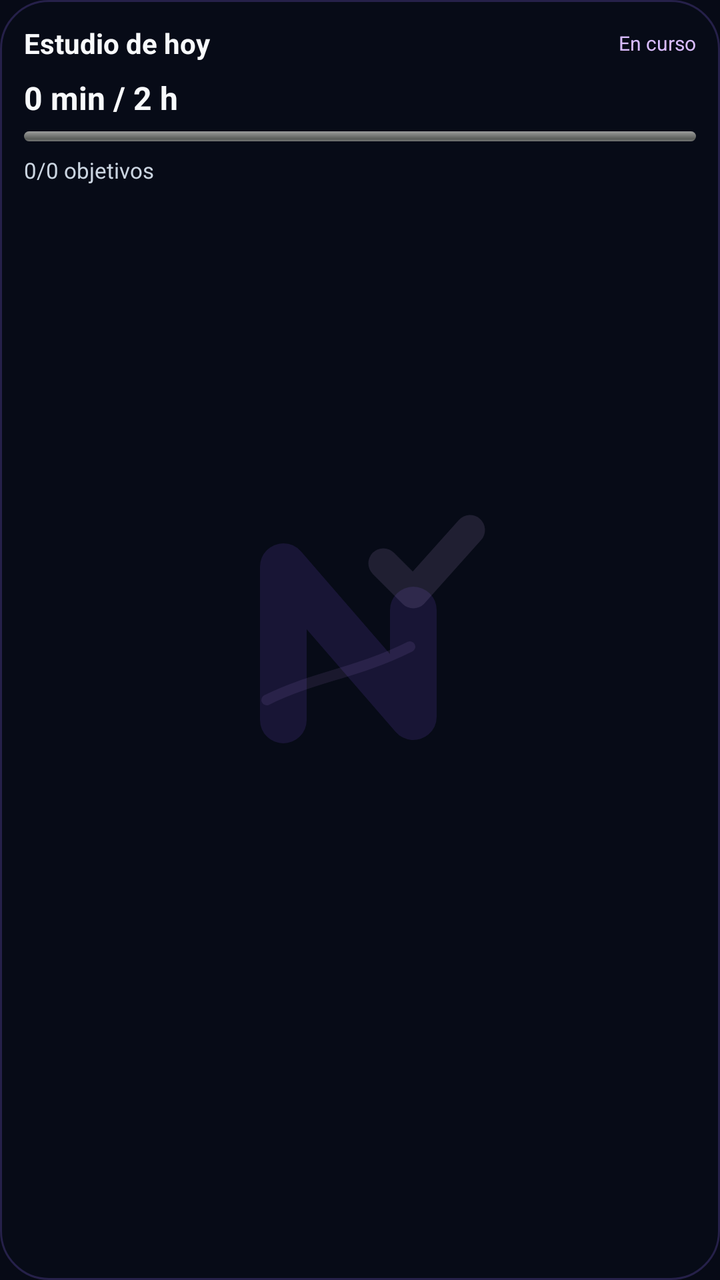
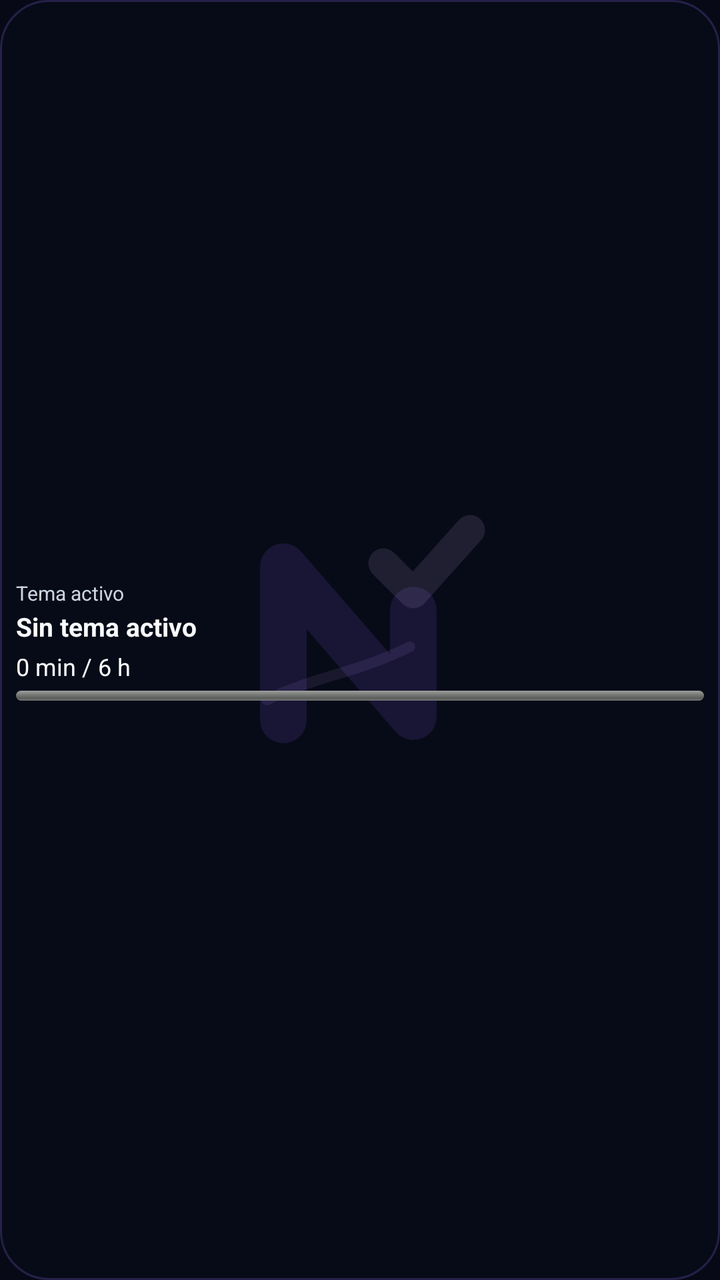

An Android layout rendered at two revisions. The XML below is the earlier revision; the diff shows what the commit changed to produce the second picture.
<!-- AndroidManifest.xml: application theme Theme.Testario -->
<!-- res/layout/widget_planario_today_compact.xml -->
<?xml version="1.0" encoding="utf-8"?>
<LinearLayout xmlns:android="http://schemas.android.com/apk/res/android"
    android:id="@+id/widgetCompactRoot"
    android:layout_width="match_parent"
    android:layout_height="match_parent"
    android:orientation="vertical"
    android:background="@drawable/widget_today_background_dark"
    android:padding="12dp">
    <LinearLayout
        android:layout_width="match_parent"
        android:layout_height="wrap_content"
        android:orientation="horizontal"
        android:gravity="center_vertical">
        <TextView
            android:id="@+id/widgetCompactTitle"
            android:layout_width="0dp"
            android:layout_height="wrap_content"
            android:layout_weight="1"
            android:text="Estudio de hoy"
            android:ellipsize="end"
            android:maxLines="1"
            android:textSize="14sp"
            android:textStyle="bold"
            android:textColor="#F8FAFC" />
        <TextView
            android:id="@+id/widgetCompactStatus"
            android:layout_width="wrap_content"
            android:layout_height="wrap_content"
            android:text="En curso"
            android:textSize="10sp"
            android:textColor="#D9BCFF"/>
    </LinearLayout>
    <TextView
        android:id="@+id/widgetCompactProgress"
        android:layout_width="match_parent"
        android:layout_height="wrap_content"
        android:layout_marginTop="7dp"
        android:ellipsize="end"
        android:maxLines="1"
        android:text="0 min / 2 h"
        android:textSize="16sp"
        android:textStyle="bold"
        android:textColor="#F8FAFC" />
    <ProgressBar
        android:id="@+id/widgetCompactBar"
        style="@android:style/Widget.ProgressBar.Horizontal"
        android:layout_width="match_parent"
        android:layout_height="5dp"
        android:layout_marginTop="6dp"
        android:max="100"/>
    <TextView
        android:id="@+id/widgetCompactObjectives"
        android:layout_width="match_parent"
        android:layout_height="wrap_content"
        android:layout_marginTop="7dp"
        android:ellipsize="end"
        android:maxLines="1"
        android:text="0/0 objetivos"
        android:textColor="#CBD5E1"
        android:textSize="11sp" />
</LinearLayout>
<!-- resources referenced by this layout -->
<resources>
  <!-- drawable widget_today_background_dark (drawable) -->
  <?xml version="1.0" encoding="utf-8"?>
  <layer-list xmlns:android="http://schemas.android.com/apk/res/android">
      <item>
          <shape>
              <solid android:color="#E6070C18" />
              <stroke android:width="1dp" android:color="#5A5E4AA8" />
              <corners android:radius="24dp" />
          </shape>
      </item>
      <item
          android:drawable="@drawable/nexum_watermark"
          android:gravity="center"
          android:width="180dp"
          android:height="180dp" />
  </layer-list>
  <style name="Theme.Testario" parent="android:style/Theme.Material.Light.NoActionBar">
          <item name="android:windowBackground">#070A16</item>
          <item name="android:statusBarColor">#070A16</item>
          <item name="android:navigationBarColor">#070A16</item>
          <item name="android:windowLightStatusBar">false</item>
      </style>
  <!-- drawable nexum_watermark (drawable) -->
  <?xml version="1.0" encoding="utf-8"?>
  <vector xmlns:android="http://schemas.android.com/apk/res/android"
      android:width="180dp"
      android:height="180dp"
      android:viewportWidth="108"
      android:viewportHeight="108">
      <path
          android:pathData="M31,78 L31,32 L70,77 L70,45"
          android:fillColor="@android:color/transparent"
          android:strokeColor="#8B5CFF"
          android:strokeAlpha="0.13"
          android:strokeWidth="14"
          android:strokeLineCap="round"
          android:strokeLineJoin="round" />
      <path
          android:pathData="M61,31 L70,40 L87,21"
          android:fillColor="@android:color/transparent"
          android:strokeColor="#DDB9FF"
          android:strokeAlpha="0.12"
          android:strokeWidth="9"
          android:strokeLineCap="round"
          android:strokeLineJoin="round" />
      <path
          android:pathData="M26,72 C40,65 53,64 69,56"
          android:fillColor="@android:color/transparent"
          android:strokeColor="#C79BFF"
          android:strokeAlpha="0.10"
          android:strokeWidth="3.2"
          android:strokeLineCap="round" />
  </vector>
</resources>

<!-- the commit's change to res/layout/widget_planario_today_compact.xml (unified diff, before → after) -->
@@ -4,58 +4,48 @@
     android:layout_width="match_parent"
     android:layout_height="match_parent"
     android:orientation="vertical"
+    android:gravity="center_vertical"
     android:background="@drawable/widget_today_background_dark"
-    android:padding="12dp">
-    <LinearLayout
+    android:padding="8dp">
+
+    <TextView
+        android:id="@+id/widgetCompactTitle"
         android:layout_width="match_parent"
         android:layout_height="wrap_content"
-        android:orientation="horizontal"
-        android:gravity="center_vertical">
-        <TextView
-            android:id="@+id/widgetCompactTitle"
-            android:layout_width="0dp"
-            android:layout_height="wrap_content"
-            android:layout_weight="1"
-            android:text="Estudio de hoy"
-            android:ellipsize="end"
-            android:maxLines="1"
-            android:textSize="14sp"
-            android:textStyle="bold"
-            android:textColor="#F8FAFC" />
-        <TextView
-            android:id="@+id/widgetCompactStatus"
-            android:layout_width="wrap_content"
-            android:layout_height="wrap_content"
-            android:text="En curso"
-            android:textSize="10sp"
-            android:textColor="#D9BCFF"/>
-    </LinearLayout>
+        android:maxLines="1"
+        android:text="Tema activo"
+        android:textSize="10sp"
+        android:textColor="#CBD5E1" />
+
+    <TextView
+        android:id="@+id/widgetCompactObjectives"
+        android:layout_width="match_parent"
+        android:layout_height="wrap_content"
+        android:layout_marginTop="1dp"
+        android:maxLines="1"
+        android:ellipsize="end"
+        android:text="Sin tema activo"
+        android:textStyle="bold"
+        android:textSize="13sp"
+        android:textColor="#F8FAFC" />
+
     <TextView
         android:id="@+id/widgetCompactProgress"
         android:layout_width="match_parent"
         android:layout_height="wrap_content"
-        android:layout_marginTop="7dp"
+        android:layout_marginTop="3dp"
+        android:maxLines="1"
         android:ellipsize="end"
-        android:maxLines="1"
-        android:text="0 min / 2 h"
-        android:textSize="16sp"
-        android:textStyle="bold"
+        android:text="0 min / 6 h"
+        android:textSize="12sp"
         android:textColor="#F8FAFC" />
+
     <ProgressBar
         android:id="@+id/widgetCompactBar"
         style="@android:style/Widget.ProgressBar.Horizontal"
         android:layout_width="match_parent"
         android:layout_height="5dp"
-        android:layout_marginTop="6dp"
-        android:max="100"/>
-    <TextView
-        android:id="@+id/widgetCompactObjectives"
-        android:layout_width="match_parent"
-        android:layout_height="wrap_content"
-        android:layout_marginTop="7dp"
-        android:ellipsize="end"
-        android:maxLines="1"
-        android:text="0/0 objetivos"
-        android:textColor="#CBD5E1"
-        android:textSize="11sp" />
+        android:layout_marginTop="4dp"
+        android:max="100"
+        android:progress="0" />
 </LinearLayout>
